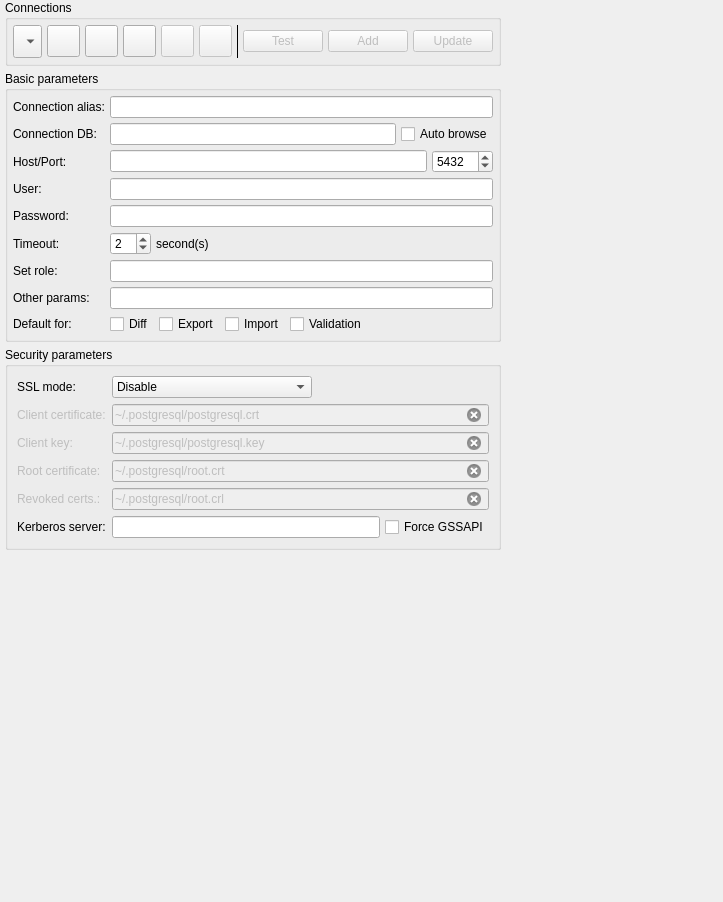
Old version of the form libs/libgui/ui/settings/connectionsconfigwidget.ui in the repository arichiardi/pgmodeler.
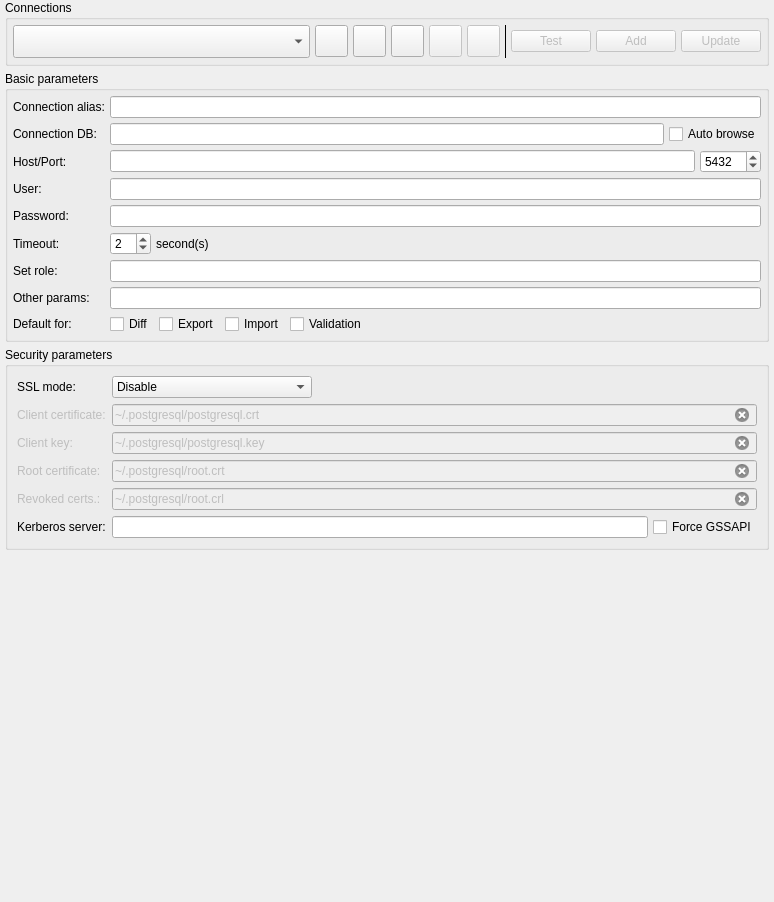
New version of the form. Icons and pictures are not drawn.

```diff
--- a/libs/libgui/ui/settings/connectionsconfigwidget.ui
+++ b/libs/libgui/ui/settings/connectionsconfigwidget.ui
@@ -6,10 +6,16 @@
    <rect>
     <x>0</x>
     <y>0</y>
-    <width>723</width>
+    <width>774</width>
     <height>902</height>
    </rect>
   </property>
+  <property name="sizePolicy">
+   <sizepolicy hsizetype="Expanding" vsizetype="Expanding">
+    <horstretch>0</horstretch>
+    <verstretch>0</verstretch>
+   </sizepolicy>
+  </property>
   <property name="minimumSize">
    <size>
     <width>600</width>
@@ -35,36 +41,277 @@
    <property name="spacing">
     <number>5</number>
    </property>
-   <item row="0" column="1" rowspan="5">
-    <spacer name="grid_horiz_spacer">
-     <property name="orientation">
-      <enum>Qt::Orientation::Horizontal</enum>
+   <item row="2" column="0" colspan="2">
+    <widget class="QGroupBox" name="security_grp">
+     <property name="sizePolicy">
+      <sizepolicy hsizetype="Expanding" vsizetype="Preferred">
+       <horstretch>0</horstretch>
+       <verstretch>0</verstretch>
+      </sizepolicy>
      </property>
-     <property name="sizeType">
-      <enum>QSizePolicy::Policy::Expanding</enum>
+     <property name="title">
+      <string>Security parameters</string>
      </property>
-     <property name="sizeHint" stdset="0">
-      <size>
-       <width>73</width>
-       <height>728</height>
-      </size>
-     </property>
-    </spacer>
+     <layout class="QGridLayout" name="gridLayout_3">
+      <item row="0" column="0">
+       <widget class="QLabel" name="ssl_mode_lbl">
+        <property name="sizePolicy">
+         <sizepolicy hsizetype="Fixed" vsizetype="Preferred">
+          <horstretch>0</horstretch>
+          <verstretch>0</verstretch>
+         </sizepolicy>
+        </property>
+        <property name="text">
+         <string>SSL mode:</string>
+        </property>
+       </widget>
+      </item>
+      <item row="0" column="1">
+       <layout class="QHBoxLayout" name="horizontalLayout_3">
+        <property name="spacing">
+         <number>5</number>
+        </property>
+        <item>
+         <widget class="QComboBox" name="ssl_mode_cmb">
+          <property name="minimumSize">
+           <size>
+            <width>200</width>
+            <height>0</height>
+           </size>
+          </property>
+          <property name="iconSize">
+           <size>
+            <width>28</width>
+            <height>28</height>
+           </size>
+          </property>
+          <item>
+           <property name="text">
+            <string>Disable</string>
+           </property>
+          </item>
+          <item>
+           <property name="text">
+            <string>Allow</string>
+           </property>
+          </item>
+          <item>
+           <property name="text">
+            <string>Require</string>
+           </property>
+          </item>
+          <item>
+           <property name="text">
+            <string>AC verification</string>
+           </property>
+          </item>
+          <item>
+           <property name="text">
+            <string>Full verification</string>
+           </property>
+          </item>
+         </widget>
+        </item>
+        <item>
+         <spacer name="horizontalSpacer_2">
+          <property name="orientation">
+           <enum>Qt::Orientation::Horizontal</enum>
+          </property>
+          <property name="sizeHint" stdset="0">
+           <size>
+            <width>40</width>
+            <height>20</height>
+           </size>
+          </property>
+         </spacer>
+        </item>
+       </layout>
+      </item>
+      <item row="1" column="0">
+       <widget class="QLabel" name="client_cert_lbl">
+        <property name="enabled">
+         <bool>false</bool>
+        </property>
+        <property name="sizePolicy">
+         <sizepolicy hsizetype="Fixed" vsizetype="Preferred">
+          <horstretch>0</horstretch>
+          <verstretch>0</verstretch>
+         </sizepolicy>
+        </property>
+        <property name="text">
+         <string>Client certificate:</string>
+        </property>
+       </widget>
+      </item>
+      <item row="1" column="1">
+       <widget class="QLineEdit" name="client_cert_edt">
+        <property name="enabled">
+         <bool>false</bool>
+        </property>
+        <property name="text">
+         <string>~/.postgresql/postgresql.crt</string>
+        </property>
+        <property name="placeholderText">
+         <string/>
+        </property>
+        <property name="clearButtonEnabled">
+         <bool>true</bool>
+        </property>
+       </widget>
+      </item>
+      <item row="2" column="0">
+       <widget class="QLabel" name="client_key_lbl">
+        <property name="enabled">
+         <bool>false</bool>
+        </property>
+        <property name="sizePolicy">
+         <sizepolicy hsizetype="Fixed" vsizetype="Preferred">
+          <horstretch>0</horstretch>
+          <verstretch>0</verstretch>
+         </sizepolicy>
+        </property>
+        <property name="text">
+         <string>Client key:</string>
+        </property>
+       </widget>
+      </item>
+      <item row="2" column="1">
+       <widget class="QLineEdit" name="client_key_edt">
+        <property name="enabled">
+         <bool>false</bool>
+        </property>
+        <property name="text">
+         <string>~/.postgresql/postgresql.key</string>
+        </property>
+        <property name="placeholderText">
+         <string/>
+        </property>
+        <property name="clearButtonEnabled">
+         <bool>true</bool>
+        </property>
+       </widget>
+      </item>
+      <item row="3" column="0">
+       <widget class="QLabel" name="root_cert_lbl">
+        <property name="enabled">
+         <bool>false</bool>
+        </property>
+        <property name="sizePolicy">
+         <sizepolicy hsizetype="Fixed" vsizetype="Preferred">
+          <horstretch>0</horstretch>
+          <verstretch>0</verstretch>
+         </sizepolicy>
+        </property>
+        <property name="text">
+         <string>Root certificate:</string>
+        </property>
+       </widget>
+      </item>
+      <item row="3" column="1">
+       <widget class="QLineEdit" name="root_cert_edt">
+        <property name="enabled">
+         <bool>false</bool>
+        </property>
+        <property name="text">
+         <string>~/.postgresql/root.crt</string>
+        </property>
+        <property name="placeholderText">
+         <string/>
+        </property>
+        <property name="clearButtonEnabled">
+         <bool>true</bool>
+        </property>
+       </widget>
+      </item>
+      <item row="4" column="0">
+       <widget class="QLabel" name="crl_lbl">
+        <property name="enabled">
+         <bool>false</bool>
+        </property>
+        <property name="sizePolicy">
+         <sizepolicy hsizetype="Fixed" vsizetype="Preferred">
+          <horstretch>0</horstretch>
+          <verstretch>0</verstretch>
+         </sizepolicy>
+        </property>
+        <property name="text">
+         <string>Revoked certs.:</string>
+        </property>
+       </widget>
+      </item>
+      <item row="4" column="1">
+       <widget class="QLineEdit" name="crl_edt">
+        <property name="enabled">
+         <bool>false</bool>
+        </property>
+        <property name="text">
+         <string>~/.postgresql/root.crl</string>
+        </property>
+        <property name="placeholderText">
+         <string/>
+        </property>
+        <property name="clearButtonEnabled">
+         <bool>true</bool>
+        </property>
+       </widget>
+      </item>
+      <item row="5" column="0">
+       <widget class="QLabel" name="krb_server_lbl">
+        <property name="enabled">
+         <bool>true</bool>
+        </property>
+        <property name="sizePolicy">
+         <sizepolicy hsizetype="Fixed" vsizetype="Preferred">
+          <horstretch>0</horstretch>
+          <verstretch>0</verstretch>
+         </sizepolicy>
+        </property>
+        <property name="text">
+         <string>Kerberos server:</string>
+        </property>
+       </widget>
+      </item>
+      <item row="5" column="1">
+       <layout class="QHBoxLayout" name="horizontalLayout_8">
+        <property name="spacing">
+         <number>5</number>
+        </property>
+        <item>
+         <widget class="QLineEdit" name="krb_server_edt">
+          <property name="enabled">
+           <bool>true</bool>
+          </property>
+          <property name="clearButtonEnabled">
+           <bool>true</bool>
+          </property>
+         </widget>
+        </item>
+        <item>
+         <widget class="QCheckBox" name="gssapi_auth_chk">
+          <property name="sizePolicy">
+           <sizepolicy hsizetype="Fixed" vsizetype="Fixed">
+            <horstretch>0</horstretch>
+            <verstretch>0</verstretch>
+           </sizepolicy>
+          </property>
+          <property name="text">
+           <string>Force GSSAPI</string>
+          </property>
+         </widget>
+        </item>
+       </layout>
+      </item>
+     </layout>
+    </widget>
    </item>
-   <item row="1" column="0">
+   <item row="1" column="0" colspan="2">
     <widget class="QGroupBox" name="basic_grp">
      <property name="sizePolicy">
-      <sizepolicy hsizetype="Preferred" vsizetype="Preferred">
+      <sizepolicy hsizetype="Expanding" vsizetype="Preferred">
        <horstretch>0</horstretch>
        <verstretch>0</verstretch>
       </sizepolicy>
      </property>
-     <property name="maximumSize">
-      <size>
-       <width>800</width>
-       <height>16777215</height>
-      </size>
-     </property>
      <property name="title">
       <string>Basic parameters</string>
      </property>
@@ -434,20 +681,14 @@
      </layout>
     </widget>
    </item>
-   <item row="0" column="0">
+   <item row="0" column="0" colspan="2">
     <widget class="QGroupBox" name="conn_btns_grp">
      <property name="sizePolicy">
-      <sizepolicy hsizetype="Preferred" vsizetype="Fixed">
+      <sizepolicy hsizetype="Expanding" vsizetype="Fixed">
        <horstretch>0</horstretch>
        <verstretch>0</verstretch>
       </sizepolicy>
      </property>
-     <property name="maximumSize">
-      <size>
-       <width>800</width>
-       <height>16777215</height>
-      </size>
-     </property>
      <property name="title">
       <string>Connections</string>
      </property>
@@ -729,270 +970,7 @@
      </layout>
     </widget>
    </item>
-   <item row="2" column="0">
-    <widget class="QGroupBox" name="security_grp">
-     <property name="maximumSize">
-      <size>
-       <width>800</width>
-       <height>16777215</height>
-      </size>
-     </property>
-     <property name="title">
-      <string>Security parameters</string>
-     </property>
-     <layout class="QGridLayout" name="gridLayout_3">
-      <item row="0" column="0">
-       <widget class="QLabel" name="ssl_mode_lbl">
-        <property name="sizePolicy">
-         <sizepolicy hsizetype="Fixed" vsizetype="Preferred">
-          <horstretch>0</horstretch>
-          <verstretch>0</verstretch>
-         </sizepolicy>
-        </property>
-        <property name="text">
-         <string>SSL mode:</string>
-        </property>
-       </widget>
-      </item>
-      <item row="0" column="1">
-       <layout class="QHBoxLayout" name="horizontalLayout_3">
-        <property name="spacing">
-         <number>5</number>
-        </property>
-        <item>
-         <widget class="QComboBox" name="ssl_mode_cmb">
-          <property name="minimumSize">
-           <size>
-            <width>200</width>
-            <height>0</height>
-           </size>
-          </property>
-          <property name="iconSize">
-           <size>
-            <width>28</width>
-            <height>28</height>
-           </size>
-          </property>
-          <item>
-           <property name="text">
-            <string>Disable</string>
-           </property>
-          </item>
-          <item>
-           <property name="text">
-            <string>Allow</string>
-           </property>
-          </item>
-          <item>
-           <property name="text">
-            <string>Require</string>
-           </property>
-          </item>
-          <item>
-           <property name="text">
-            <string>AC verification</string>
-           </property>
-          </item>
-          <item>
-           <property name="text">
-            <string>Full verification</string>
-           </property>
-          </item>
-         </widget>
-        </item>
-        <item>
-         <spacer name="horizontalSpacer_2">
-          <property name="orientation">
-           <enum>Qt::Orientation::Horizontal</enum>
-          </property>
-          <property name="sizeHint" stdset="0">
-           <size>
-            <width>40</width>
-            <height>20</height>
-           </size>
-          </property>
-         </spacer>
-        </item>
-       </layout>
-      </item>
-      <item row="1" column="0">
-       <widget class="QLabel" name="client_cert_lbl">
-        <property name="enabled">
-         <bool>false</bool>
-        </property>
-        <property name="sizePolicy">
-         <sizepolicy hsizetype="Fixed" vsizetype="Preferred">
-          <horstretch>0</horstretch>
-          <verstretch>0</verstretch>
-         </sizepolicy>
-        </property>
-        <property name="text">
-         <string>Client certificate:</string>
-        </property>
-       </widget>
-      </item>
-      <item row="1" column="1">
-       <widget class="QLineEdit" name="client_cert_edt">
-        <property name="enabled">
-         <bool>false</bool>
-        </property>
-        <property name="text">
-         <string>~/.postgresql/postgresql.crt</string>
-        </property>
-        <property name="placeholderText">
-         <string/>
-        </property>
-        <property name="clearButtonEnabled">
-         <bool>true</bool>
-        </property>
-       </widget>
-      </item>
-      <item row="2" column="0">
-       <widget class="QLabel" name="client_key_lbl">
-        <property name="enabled">
-         <bool>false</bool>
-        </property>
-        <property name="sizePolicy">
-         <sizepolicy hsizetype="Fixed" vsizetype="Preferred">
-          <horstretch>0</horstretch>
-          <verstretch>0</verstretch>
-         </sizepolicy>
-        </property>
-        <property name="text">
-         <string>Client key:</string>
-        </property>
-       </widget>
-      </item>
-      <item row="2" column="1">
-       <widget class="QLineEdit" name="client_key_edt">
-        <property name="enabled">
-         <bool>false</bool>
-        </property>
-        <property name="text">
-         <string>~/.postgresql/postgresql.key</string>
-        </property>
-        <property name="placeholderText">
-         <string/>
-        </property>
-        <property name="clearButtonEnabled">
-         <bool>true</bool>
-        </property>
-       </widget>
-      </item>
-      <item row="3" column="0">
-       <widget class="QLabel" name="root_cert_lbl">
-        <property name="enabled">
-         <bool>false</bool>
-        </property>
-        <property name="sizePolicy">
-         <sizepolicy hsizetype="Fixed" vsizetype="Preferred">
-          <horstretch>0</horstretch>
-          <verstretch>0</verstretch>
-         </sizepolicy>
-        </property>
-        <property name="text">
-         <string>Root certificate:</string>
-        </property>
-       </widget>
-      </item>
-      <item row="3" column="1">
-       <widget class="QLineEdit" name="root_cert_edt">
-        <property name="enabled">
-         <bool>false</bool>
-        </property>
-        <property name="text">
-         <string>~/.postgresql/root.crt</string>
-        </property>
-        <property name="placeholderText">
-         <string/>
-        </property>
-        <property name="clearButtonEnabled">
-         <bool>true</bool>
-        </property>
-       </widget>
-      </item>
-      <item row="4" column="0">
-       <widget class="QLabel" name="crl_lbl">
-        <property name="enabled">
-         <bool>false</bool>
-        </property>
-        <property name="sizePolicy">
-         <sizepolicy hsizetype="Fixed" vsizetype="Preferred">
-          <horstretch>0</horstretch>
-          <verstretch>0</verstretch>
-         </sizepolicy>
-        </property>
-        <property name="text">
-         <string>Revoked certs.:</string>
-        </property>
-       </widget>
-      </item>
-      <item row="4" column="1">
-       <widget class="QLineEdit" name="crl_edt">
-        <property name="enabled">
-         <bool>false</bool>
-        </property>
-        <property name="text">
-         <string>~/.postgresql/root.crl</string>
-        </property>
-        <property name="placeholderText">
-         <string/>
-        </property>
-        <property name="clearButtonEnabled">
-         <bool>true</bool>
-        </property>
-       </widget>
-      </item>
-      <item row="5" column="0">
-       <widget class="QLabel" name="krb_server_lbl">
-        <property name="enabled">
-         <bool>true</bool>
-        </property>
-        <property name="sizePolicy">
-         <sizepolicy hsizetype="Fixed" vsizetype="Preferred">
-          <horstretch>0</horstretch>
-          <verstretch>0</verstretch>
-         </sizepolicy>
-        </property>
-        <property name="text">
-         <string>Kerberos server:</string>
-        </property>
-       </widget>
-      </item>
-      <item row="5" column="1">
-       <layout class="QHBoxLayout" name="horizontalLayout_8">
-        <property name="spacing">
-         <number>5</number>
-        </property>
-        <item>
-         <widget class="QLineEdit" name="krb_server_edt">
-          <property name="enabled">
-           <bool>true</bool>
-          </property>
-          <property name="clearButtonEnabled">
-           <bool>true</bool>
-          </property>
-         </widget>
-        </item>
-        <item>
-         <widget class="QCheckBox" name="gssapi_auth_chk">
-          <property name="sizePolicy">
-           <sizepolicy hsizetype="Fixed" vsizetype="Fixed">
-            <horstretch>0</horstretch>
-            <verstretch>0</verstretch>
-           </sizepolicy>
-          </property>
-          <property name="text">
-           <string>Force GSSAPI</string>
-          </property>
-         </widget>
-        </item>
-       </layout>
-      </item>
-     </layout>
-    </widget>
-   </item>
-   <item row="3" column="0" rowspan="3" colspan="2">
+   <item row="3" column="0" rowspan="2">
     <spacer name="grid_vert_spacer">
      <property name="orientation">
       <enum>Qt::Orientation::Vertical</enum>
```
